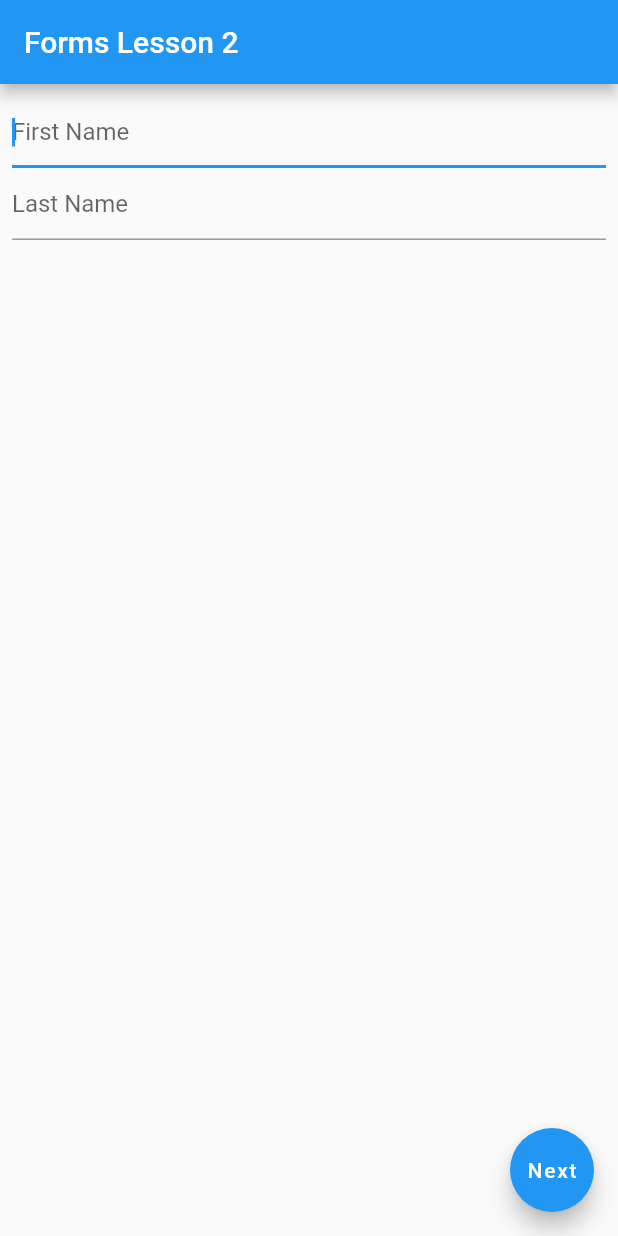
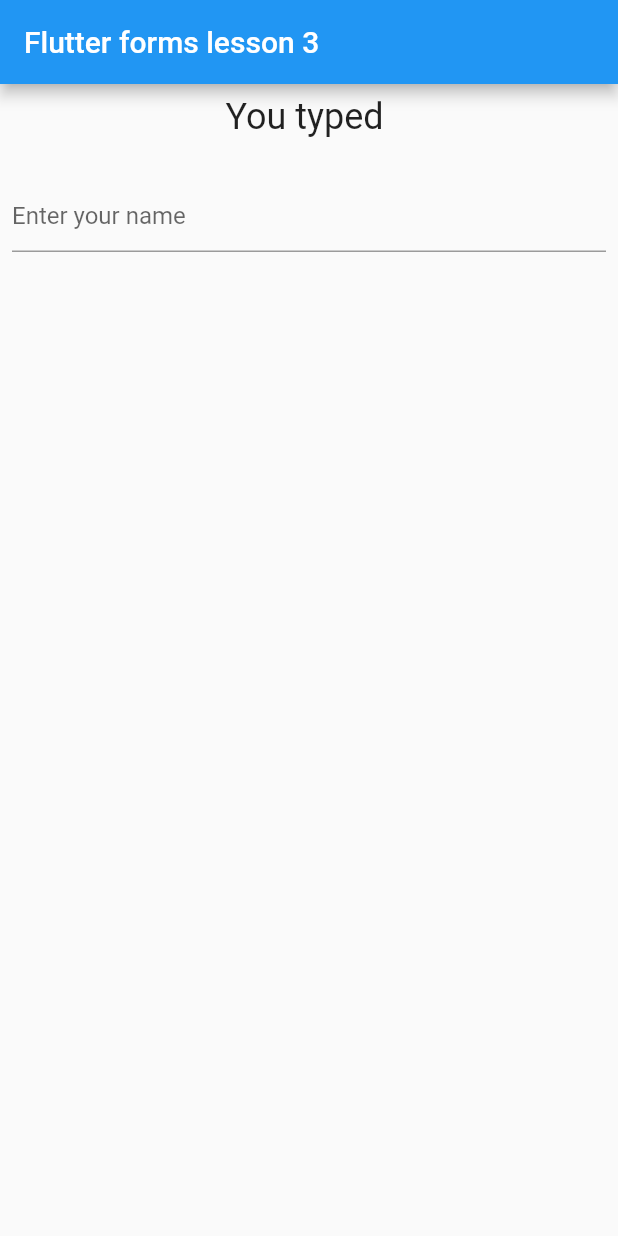
Before and after one commit to code2start/flutter_forms, a Flutter app: the screen it shows after launch, on a phone screen of 412 x 824 dp. Run offline on Flutter 3.47's test engine with Material 2 defaults, Android fonts, the phone set to English and light mode, and no system bars.

Commit message:
Lesson 3

```diff
--- a/lib/pages/home.dart
+++ b/lib/pages/home.dart
@@ -6,51 +6,44 @@ class Home extends StatefulWidget {
 }
 
 class _HomeState extends State<Home> {
-  var myFocus;
+  String text = '';
+  final myController = TextEditingController();
 
   @override
-  void initState() {
+  initState() {
     super.initState();
-    myFocus = FocusNode();
+    myController.addListener(getLatest);
   }
 
-  @override
-  void dispose() {
-    super.dispose();
-    myFocus.dispose();
+  getLatest() {
+    setState(() {
+      text = myController.text;
+    });
   }
 
   @override
   Widget build(BuildContext context) {
     return Scaffold(
       appBar: AppBar(
-        title: Text('Forms Lesson 2'),
+        title: Text('Flutter forms lesson 3'),
       ),
       body: Padding(
         padding: const EdgeInsets.all(8.0),
         child: Form(
           child: Column(
             children: <Widget>[
-              TextFormField(
-                autofocus: true,
-                decoration: InputDecoration(
-                  hintText: 'First Name',
-                ),
+              Text(
+                'You typed \n $text',
+                style: Theme.of(context).textTheme.headline,
               ),
               TextFormField(
-                focusNode: myFocus,
-                decoration: InputDecoration(
-                  hintText: 'Last Name',
-                ),
+                decoration: InputDecoration(hintText: 'Enter your name'),
+                controller: myController,
               ),
             ],
           ),
         ),
       ),
-      floatingActionButton: FloatingActionButton(
-        child: Text('Next'),
-        onPressed: () => myFocus.requestFocus(),
-      ),
     );
   }
 }
```
